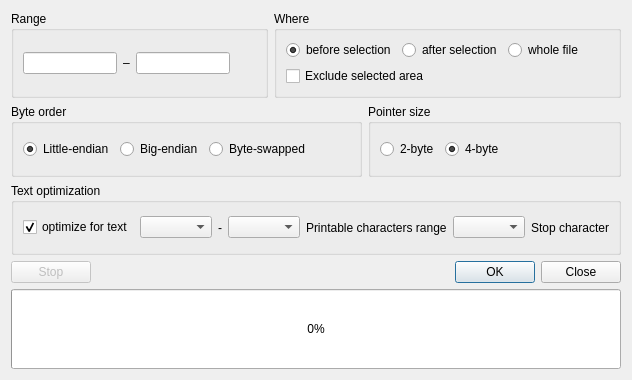
This is src/pointersdialog.ui in road-t/RTHextion as Qt 5 draws it before an edit. The edited form follows.
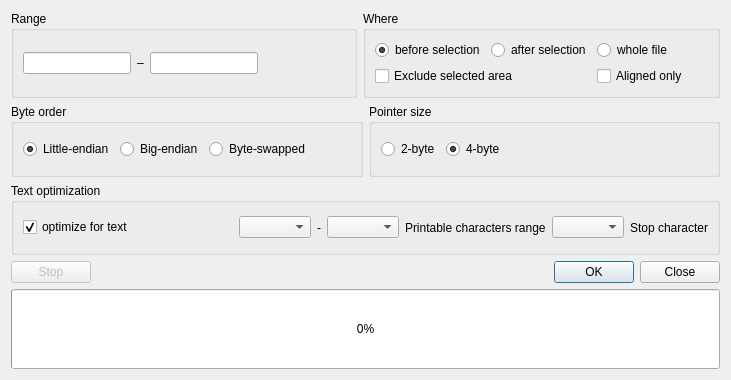
This is the edited form.

Commit message: Aligned pointers search option added

The edit to the form file:
```diff
--- a/src/pointersdialog.ui
+++ b/src/pointersdialog.ui
@@ -6,7 +6,7 @@
    <rect>
     <x>0</x>
     <y>0</y>
-    <width>540</width>
+    <width>731</width>
     <height>380</height>
    </rect>
   </property>
@@ -143,7 +143,7 @@
           </property>
          </spacer>
         </item>
-        <item row="1" column="0" colspan="4">
+          <item row="1" column="0" colspan="2" alignment="Qt::AlignLeft">
          <widget class="QCheckBox" name="cbExcludeSelection">
           <property name="text">
            <string>Exclude selected area</string>
@@ -153,6 +153,16 @@
           </property>
          </widget>
         </item>
+          <item row="1" column="2">
+           <widget class="QCheckBox" name="cbAlignedOnly">
+            <property name="text">
+             <string>Aligned only</string>
+            </property>
+            <property name="checked">
+             <bool>false</bool>
+            </property>
+           </widget>
+          </item>
        </layout>
         </widget>
        </item>
```
Left out of the diff: 18 changed lines with no effect on the pictures. Lines whose indentation alone changed are shown as unchanged. The commit also changes 2 other files.
